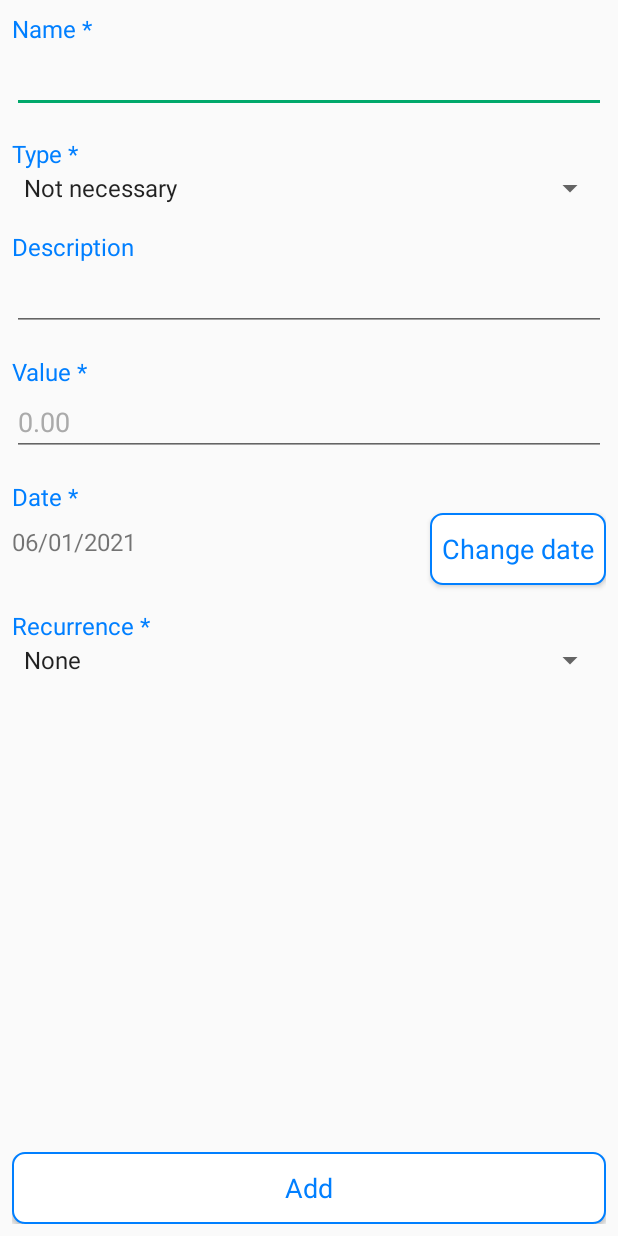
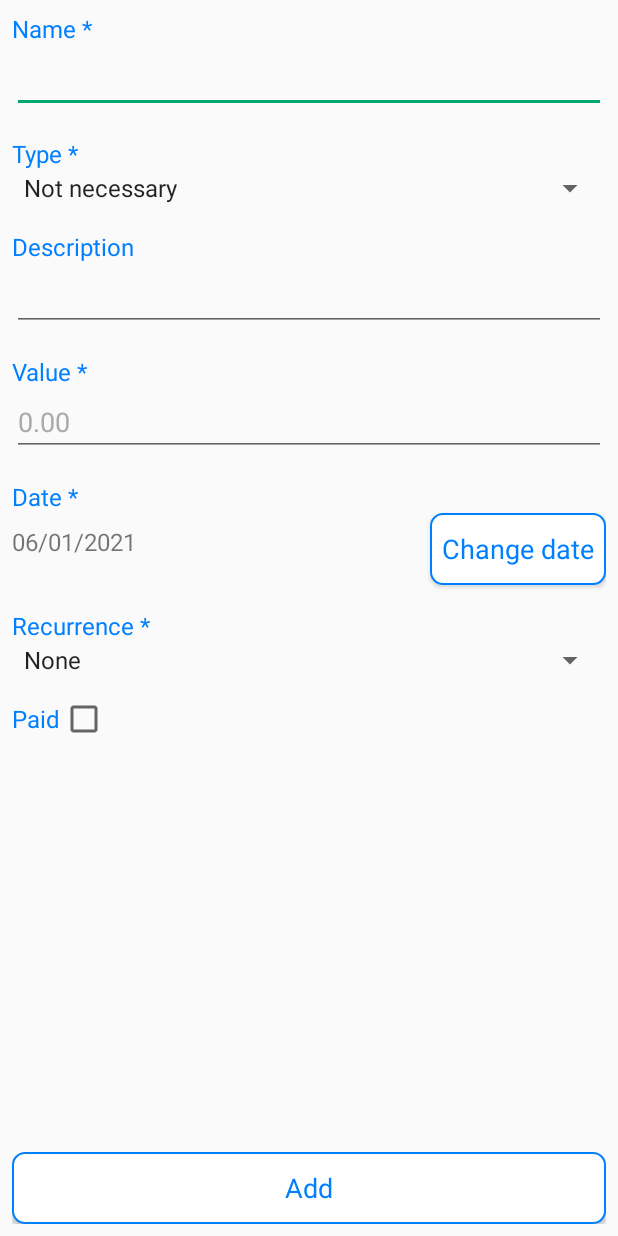
Before and after one commit to PedroPSar/Financial_Control, an Android app: the AddExpenseActivity screen opened directly, with no data from a screen before it, on a phone screen of 412 x 824 dp. Run offline under Robolectric (Android 15) with nearby library versions, the phone set to English and light mode, and no system bars; our stand-ins replace Room's generated code; plain views replace CurrencyEditText.

Commit message:
06/01/2021 Commit

```diff
--- a/app/src/main/java/com/development/pega/financialcontrol/service/Constants.kt
+++ b/app/src/main/java/com/development/pega/financialcontrol/service/Constants.kt
@@ -40,4 +40,9 @@ class Constants private constructor() {
         const val PIE_VALUE_TEXT_SIZE = 8f
     }
 
+    object IS_PAID {
+        const val YES = 1
+        const val NO = 0
+    }
+
 }
--- a/app/src/main/java/com/development/pega/financialcontrol/service/repository/expense/ExpenseDAO.kt
+++ b/app/src/main/java/com/development/pega/financialcontrol/service/repository/expense/ExpenseDAO.kt
@@ -43,4 +43,9 @@ interface ExpenseDAO {
     @Query("SELECT * FROM Expenses WHERE relationalID = :relationalID")
     fun getByRelationalId(relationalID: Int): Expense
 
+    @Query("SELECT * FROM Expenses WHERE paid = 0")
+    fun getNotPaidExpenses(): List<Expense>
+
+    @Query("SELECT * FROM Expenses WHERE paid = 1")
+    fun getPaidExpenses(): List<Expense>
 }
--- a/app/src/main/java/com/development/pega/financialcontrol/service/repository/expense/ExpenseDatabase.kt
+++ b/app/src/main/java/com/development/pega/financialcontrol/service/repository/expense/ExpenseDatabase.kt
@@ -6,7 +6,7 @@ import androidx.room.Room
 import androidx.room.RoomDatabase
 import com.development.pega.financialcontrol.model.Expense
 
-@Database(entities = [Expense::class], version = 1)
+@Database(entities = [Expense::class], version = 1, exportSchema = false)
 abstract class ExpenseDatabase: RoomDatabase() {
 
     abstract fun expenseDao(): ExpenseDAO
--- a/app/src/main/java/com/development/pega/financialcontrol/service/repository/income/IncomeDatabase.kt
+++ b/app/src/main/java/com/development/pega/financialcontrol/service/repository/income/IncomeDatabase.kt
@@ -6,7 +6,7 @@ import androidx.room.Room
 import androidx.room.RoomDatabase
 import com.development.pega.financialcontrol.model.Income
 
-@Database(entities = [Income::class], version = 1)
+@Database(entities = [Income::class], version = 1, exportSchema = false)
 abstract class IncomeDatabase: RoomDatabase() {
 
     abstract fun incomeDao(): IncomeDAO
--- a/app/src/main/java/com/development/pega/financialcontrol/service/repository/savingsmoney/SavingsMoneyDatabase.kt
+++ b/app/src/main/java/com/development/pega/financialcontrol/service/repository/savingsmoney/SavingsMoneyDatabase.kt
@@ -8,7 +8,7 @@ import com.development.pega.financialcontrol.model.SavingsMoney
 import com.development.pega.financialcontrol.service.repository.income.IncomeDAO
 import com.development.pega.financialcontrol.service.repository.income.IncomeDatabase
 
-@Database(entities = [SavingsMoney::class], version = 1)
+@Database(entities = [SavingsMoney::class], version = 1, exportSchema = false)
 abstract class SavingsMoneyDatabase: RoomDatabase() {
 
     abstract fun savingsMoneyDao(): SavingsMoneyDAO
--- a/app/src/main/res/layout/activity_add_expense.xml
+++ b/app/src/main/res/layout/activity_add_expense.xml
@@ -194,7 +194,48 @@
                     app:layout_constraintStart_toEndOf="@id/lbl_number"
                     app:layout_constraintTop_toBottomOf="@id/lbl_every" />
 
+                <TextView
+                    android:id="@+id/lbl_num_paid_installments"
+                    android:layout_width="wrap_content"
+                    android:layout_height="wrap_content"
+                    android:layout_marginTop="16dp"
+                    android:text="@string/lbl_num_paid_installments"
+                    android:textColor="@color/colorPrimary"
+                    android:textSize="@dimen/add_activity_lbl_size"
+                    app:layout_constraintStart_toStartOf="parent"
+                    app:layout_constraintTop_toBottomOf="@id/edit_many_times" />
+
+                <EditText
+                    android:id="@+id/edit_num_paid_installments"
+                    android:layout_width="wrap_content"
+                    android:layout_height="wrap_content"
+                    android:layout_marginStart="8dp"
+                    android:hint="@string/edit_num_paid_installments"
+                    android:inputType="number"
+                    android:minWidth="40dp"
+                    app:layout_constraintStart_toEndOf="@id/lbl_num_paid_installments"
+                    app:layout_constraintTop_toBottomOf="@id/edit_many_times" />
+
             </androidx.constraintlayout.widget.ConstraintLayout>
+
+            <TextView
+                android:id="@+id/lbl_isPaid"
+                android:layout_width="wrap_content"
+                android:layout_height="wrap_content"
+                android:layout_marginTop="16dp"
+                android:text="@string/lbl_paid"
+                android:textColor="@color/colorPrimary"
+                android:textSize="@dimen/add_activity_lbl_size"
+                app:layout_constraintStart_toStartOf="parent"
+                app:layout_constraintTop_toBottomOf="@id/cl_pay_installment_expense" />
+
+            <CheckBox
+                android:id="@+id/checkbox_is_paid"
+                android:layout_width="wrap_content"
+                android:layout_height="wrap_content"
+                android:layout_marginTop="11dp"
+                app:layout_constraintStart_toEndOf="@id/lbl_isPaid"
+                app:layout_constraintTop_toBottomOf="@id/cl_pay_installment_expense" />
 
         </androidx.constraintlayout.widget.ConstraintLayout>
 
--- a/app/src/main/res/values/strings.xml
+++ b/app/src/main/res/values/strings.xml
@@ -43,11 +43,16 @@
     <string name="save_failed_message">\"Save failed\" error</string>
     <string name="lbl_name">Name</string>
     <string name="edit_many_times_hint">2</string>
+    <string name="edit_num_paid_installments">0</string>
     <string name="lbl_number">Number</string>
     <string name="lbl_every">Every</string>
     <string name="lbl_account_balance_year_months_chart">Monthly balance</string>
     <string name="number_field_is_empty">The Number field is empty</string>
     <string name="minimum_number_installments">The minimum number of installments is 2</string>
+
+    <!-- Add expense -->
+    <string name="lbl_paid">Paid</string>
+    <string name="lbl_num_paid_installments">Number of paid installments</string>
 
     <!-- Chart Fragment -->
     <string name="lbl_expenses_type_month_pizza_chart">Expenses type</string>
```
Also changed, not shown: app/src/main/java/com/development/pega/financialcontrol/model/Expense.kt (+6 -1 lines), app/src/main/java/com/development/pega/financialcontrol/service/repository/expense/ExpenseRepository.kt (+8 -0 lines), app/src/main/java/com/development/pega/financialcontrol/views/AddExpenseActivity.kt (+24 -2 lines), 1 other file.
